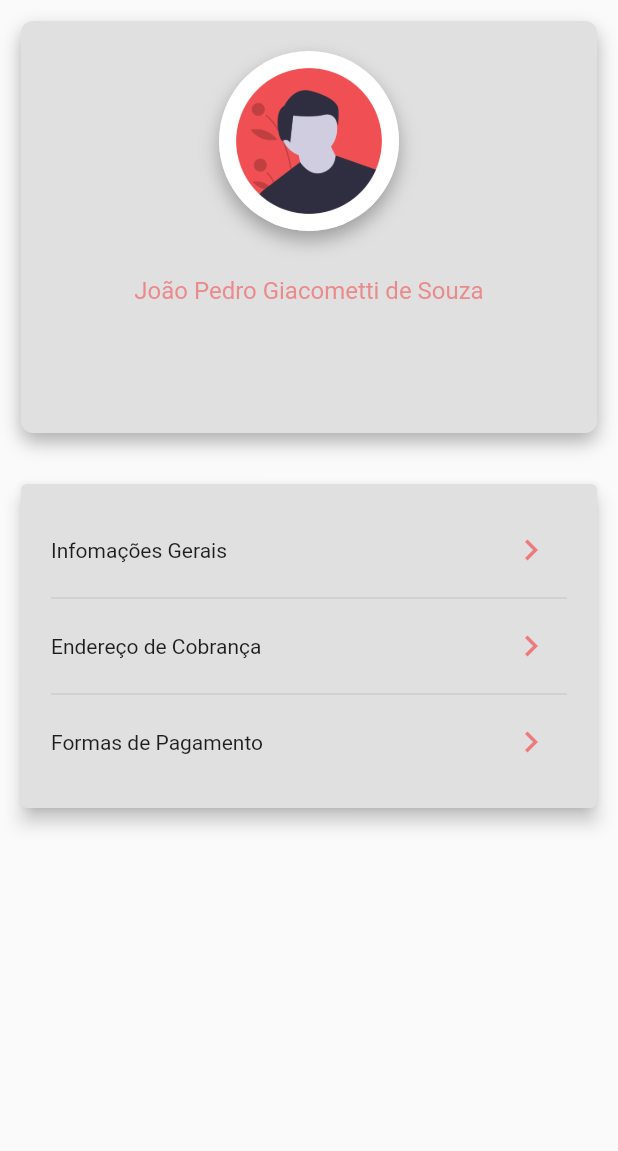
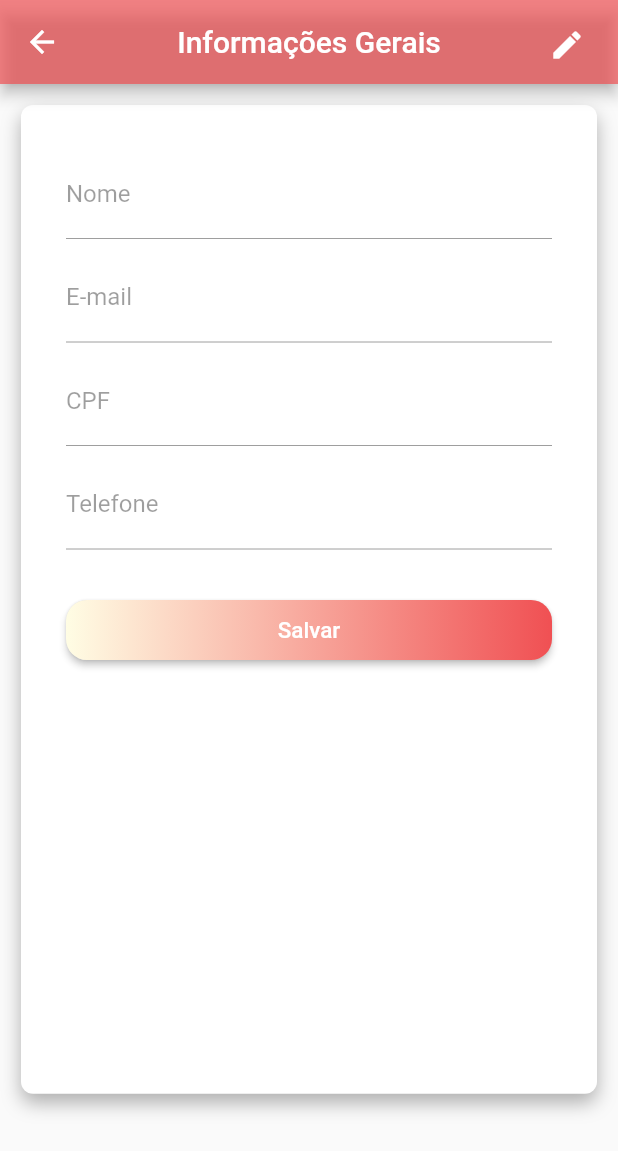
Before and after one commit to jpgSouza/flutter-online-shop, a Flutter app: the ProfileActivity widget shown alone on an empty page, opened directly, after a tap on the "keyboard arrow right" icon, on a phone screen of 412 x 824 dp. Shown: the top 1151 px of the screen. Run offline on Flutter 3.47's test engine with Material 2 defaults, Android fonts, the phone set to English and light mode, and no system bars; our stand-ins replace carousel_pro, cloud_firestore, firebase_auth, transparent_image; accounts and stored records are empty.

Commit message:
Edit Implementation

```diff
--- a/lib/activities/info_screen.dart
+++ b/lib/activities/info_activity.dart
@@ -7,21 +7,21 @@ import 'package:flutter_online_shop/data/product_data.dart';
 import 'package:flutter_online_shop/model/cart_model.dart';
 import 'package:flutter_online_shop/model/user_model.dart';
 
-class InfoScreen extends StatefulWidget {
+class InfoActivity extends StatefulWidget {
   final ProductData data;
 
-  InfoScreen(this.data);
+  InfoActivity(this.data);
 
   @override
-  _InfoScreenState createState() => _InfoScreenState(data);
+  _InfoActivityState createState() => _InfoActivityState(data);
 }
 
-class _InfoScreenState extends State<InfoScreen> {
+class _InfoActivityState extends State<InfoActivity> {
   final ProductData data;
 
   String size;
 
-  _InfoScreenState(this.data);
+  _InfoActivityState(this.data);
 
   @override
   Widget build(BuildContext context) {
--- a/lib/activities/profile_activity.dart
+++ b/lib/activities/profile_activity.dart
@@ -52,11 +52,21 @@ class ProfileActivity extends StatelessWidget {
                     height: 10.0,
                   ),
                   Text(
-                    "João Pedro Giacometti de Souza",
+                    "${User.of(context).userData["name"]}",
                     style: TextStyle(
                         color: Color.fromRGBO(240, 80, 83, 0.6),
                         fontSize: 16.0,
                         fontWeight: FontWeight.w400),
+                  ),
+                  SizedBox(
+                    height: 8.0,
+                  ),
+                  Text(
+                    "${User.of(context).userData["email"]}",
+                    style: TextStyle(
+                        color: Color.fromRGBO(240, 80, 83, 0.6),
+                        fontSize: 16.0,
+                        fontWeight: FontWeight.w500),
                   ),
                 ],
               ),
--- /dev/null
+++ b/lib/activities/profile_info_activity.dart
@@ -0,0 +1,129 @@
+import 'package:flutter/material.dart';
+import 'package:flutter_online_shop/model/user_model.dart';
+import 'package:scoped_model/scoped_model.dart';
+
+class ProfileInfoActivity extends StatelessWidget {
+
+  @override
+  Widget build(BuildContext context) {
+    return Scaffold(
+      appBar: AppBar(
+        elevation: 4.0,
+        title: Text("Informações Gerais"),
+        centerTitle: true,
+        backgroundColor: Color.fromRGBO(240, 80, 83, 0.7),
+        actions: <Widget>[
+          Container(
+            padding: EdgeInsets.all(10.0),
+            child: IconButton(
+              icon: Icon(Icons.mode_edit),
+              color: Colors.white,
+              onPressed: () {
+              },
+            ),
+          ),
+        ],
+      ),
+      body: ScopedModelDescendant<User>(
+        builder: (context, child, model) {
+          return Form(
+            child: ListView(
+              children: <Widget>[
+                Container(
+                  padding: EdgeInsets.all(30.0),
+                  margin: EdgeInsets.all(14.0),
+                  width: MediaQuery.of(context).size.width,
+                  height: MediaQuery.of(context).size.height * 0.8,
+                  decoration: BoxDecoration(
+                      color: Colors.white,
+                      boxShadow: [
+                        BoxShadow(
+                            color: Color.fromRGBO(0, 0, 0, 0.3),
+                            blurRadius: 10.0,
+                            offset: Offset(0, 6))
+                      ],
+                      borderRadius: BorderRadius.circular(8.0)),
+                  child: Column(
+                    crossAxisAlignment: CrossAxisAlignment.stretch,
+                    children: <Widget>[
+                      TextFormField(
+                        enabled: false,
+                        initialValue: model.userData["name"],
+                        decoration: InputDecoration(
+                          labelText: "Nome",
+                        ),
+                      ),
+                      SizedBox(
+                        height: 10.0,
+                      ),
+                      TextFormField(
+                        enabled: false,
+                        initialValue: model.userData["email"],
+                        decoration: InputDecoration(
+                          labelText: "E-mail",
+                        ),
+                      ),
+                      SizedBox(
+                        height: 10.0,
+                      ),
+                      TextFormField(
+                        enabled: false,
+                        initialValue: model.userData["cpf"],
+                        decoration: InputDecoration(
+                          labelText: "CPF",
+                        ),
+                      ),
+                      SizedBox(
+                        height: 10.0,
+                      ),
+                      TextFormField(
+                        enabled: false,
+                        initialValue: model.userData["phone"],
+                        decoration: InputDecoration(
+                          labelText: "Telefone",
+                        ),
+                      ),
+                      SizedBox(
+                        height: 30.0,
+                      ),
+                      RaisedButton(
+                        onPressed: () {},
+                        shape: RoundedRectangleBorder(
+                            borderRadius: BorderRadius.circular(14.0)),
+                        padding: EdgeInsets.all(0.0),
+                        child: Ink(
+                            decoration: BoxDecoration(
+                                gradient: LinearGradient(
+                                    colors: [
+                                      Color.fromARGB(255, 255, 253, 228),
+                                      Color.fromARGB(255, 240, 80, 83),
+                                    ],
+                                    begin: Alignment.bottomLeft,
+                                    end: Alignment.bottomRight),
+                                borderRadius: BorderRadius.circular(14.0)),
+                            child: Container(
+                              constraints:
+                              BoxConstraints(maxWidth: 400.0, minHeight: 40.0),
+                              alignment: Alignment.center,
+                              child: Text(
+                                "Salvar",
+                                textAlign: TextAlign.center,
+                                style: TextStyle(
+                                  color: Colors.white,
+                                  fontSize: 15.0,
+                                ),
+                              ),
+                            )),
+                      ),
+                    ],
+                  ),
+                )
+              ],
+            ),
+          );
+        },
+      ),
+    );
+  }
+
+}
--- a/lib/tiles/product_tile.dart
+++ b/lib/tiles/product_tile.dart
@@ -1,6 +1,6 @@
 import 'package:flutter/cupertino.dart';
 import 'package:flutter/material.dart';
-import 'package:flutter_online_shop/activities/info_screen.dart';
+import 'package:flutter_online_shop/activities/info_activity.dart';
 import 'package:flutter_online_shop/data/product_data.dart';
 
 class ProductTile extends StatelessWidget {
@@ -14,7 +14,7 @@ class ProductTile extends StatelessWidget {
     return InkWell(
       onTap: (){
         Navigator.of(context).push(
-          MaterialPageRoute(builder: (context)=>InfoScreen(data))
+          MaterialPageRoute(builder: (context)=>InfoActivity(data))
         );
       },
       child: Card(
--- a/lib/widgets/profile_card.dart
+++ b/lib/widgets/profile_card.dart
@@ -1,4 +1,5 @@
 import 'package:flutter/material.dart';
+import 'package:flutter_online_shop/activities/profile_info_activity.dart';
 
 class ProfileCard extends StatelessWidget {
   @override
@@ -21,7 +22,11 @@ class ProfileCard extends StatelessWidget {
                     icon: Icon(Icons.keyboard_arrow_right),
                     color: Color.fromRGBO(240, 80, 83, 0.7),
                     iconSize: 28.0,
-                    onPressed: () {},
+                    onPressed: () {
+                      Navigator.of(context).push(
+                          MaterialPageRoute(builder: (context)=>ProfileInfoActivity())
+                      );
+                    },
                   ),
                 ],
               ),
```
